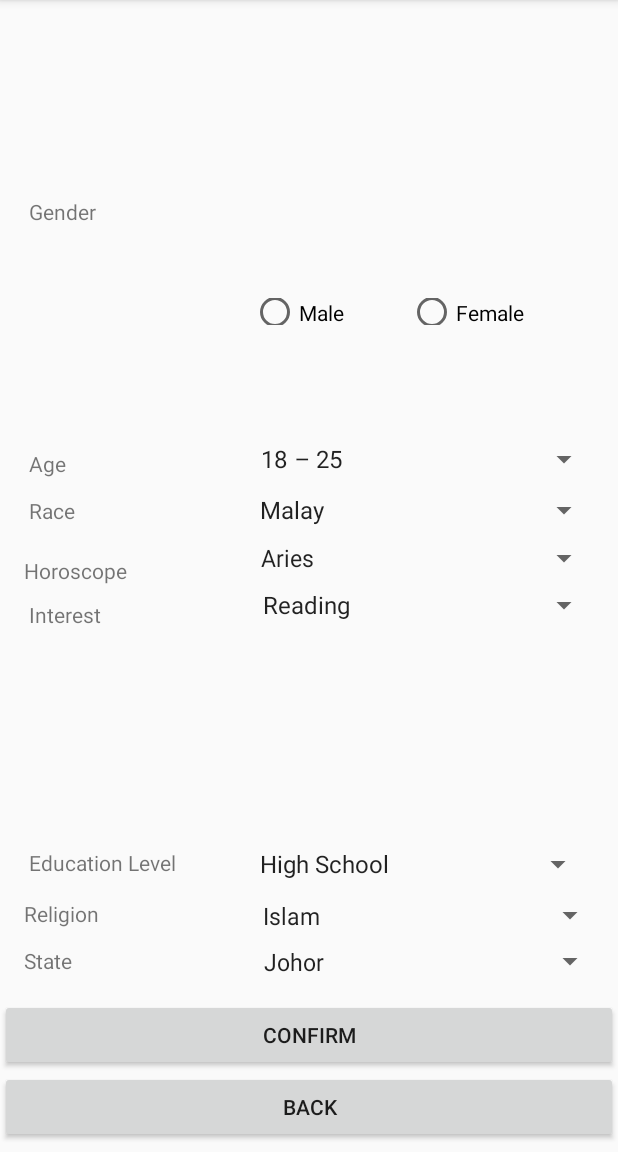
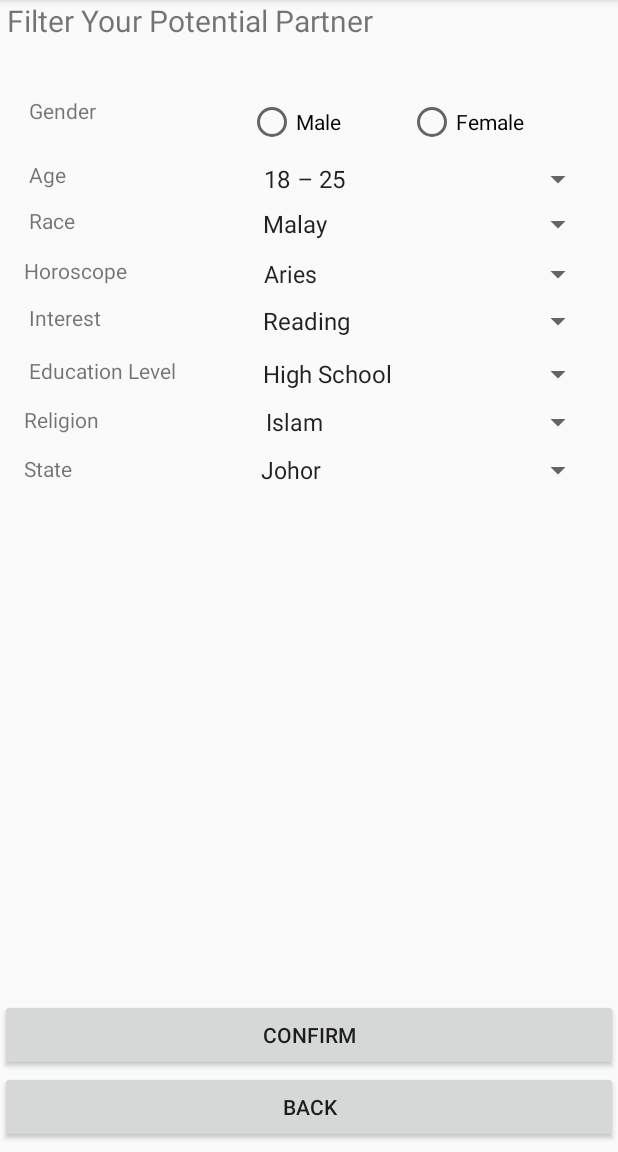
Before and after one commit to zhiweiwong96/abc, an Android app: the FilterActivity screen opened directly, with no data from a screen before it, on a phone screen of 412 x 824 dp, the part 84-1236 px from its top. Run offline under Robolectric (Android 15) with nearby library versions, the phone set to English and light mode, and no system bars; our stand-ins replace Firebase (no records; nobody signed in at launch, a user with empty details on screens opened directly).

Commit message:
change alignment

```diff
--- a/app/src/main/res/layout/activity_filter.xml
+++ b/app/src/main/res/layout/activity_filter.xml
@@ -8,168 +8,38 @@
     tools:layout_editor_absoluteY="81dp">
 
     <TextView
-        android:id="@+id/textView2"
-        android:layout_width="wrap_content"
+        android:id="@+id/title"
+        android:layout_width="0dp"
         android:layout_height="wrap_content"
-        android:layout_marginBottom="12dp"
-        android:layout_marginEnd="122dp"
-        android:layout_marginStart="16dp"
-        android:text=" Age"
-        app:layout_constraintBottom_toTopOf="@+id/textView5"
-        app:layout_constraintEnd_toStartOf="@+id/age"
+        android:fontFamily="sans-serif"
+        android:text=" Filter Your Potential Partner"
+        android:textSize="20sp"
+        app:layout_constraintEnd_toEndOf="parent"
         app:layout_constraintStart_toStartOf="parent"
-        app:layout_constraintTop_toBottomOf="@+id/textView4" />
+        app:layout_constraintTop_toTopOf="parent" />
 
     <TextView
         android:id="@+id/textView4"
         android:layout_width="wrap_content"
-        android:layout_height="0dp"
-        android:layout_marginBottom="13dp"
-        android:layout_marginEnd="103dp"
+        android:layout_height="wrap_content"
+        android:layout_marginEnd="101dp"
         android:layout_marginStart="16dp"
-        android:layout_marginTop="131dp"
+        android:layout_marginTop="64dp"
         android:text=" Gender"
-        app:layout_constraintBottom_toTopOf="@+id/textView2"
         app:layout_constraintEnd_toStartOf="@+id/radioGroup2"
         app:layout_constraintStart_toStartOf="parent"
         app:layout_constraintTop_toTopOf="parent" />
 
-    <TextView
-        android:id="@+id/textView5"
-        android:layout_width="wrap_content"
-        android:layout_height="wrap_content"
-        android:layout_marginBottom="10dp"
-        android:layout_marginEnd="115dp"
-        android:layout_marginStart="16dp"
-        android:text=" Race"
-        app:layout_constraintBottom_toTopOf="@+id/horoscope"
-        app:layout_constraintEnd_toStartOf="@+id/race"
-        app:layout_constraintStart_toStartOf="parent"
-        app:layout_constraintTop_toBottomOf="@+id/textView2" />
-
-    <Spinner
-        android:id="@+id/interest"
-        android:layout_width="0dp"
-        android:layout_height="wrap_content"
-        android:layout_marginEnd="12dp"
-        android:layout_marginTop="7dp"
-        android:entries="@array/interest_arrays"
-        android:prompt="@string/interest_prompt"
-        app:layout_constraintEnd_toEndOf="parent"
-        app:layout_constraintStart_toEndOf="@+id/textView6"
-        app:layout_constraintTop_toBottomOf="@+id/horoscope"/>
-
-    <TextView
-        android:id="@+id/textView6"
-        android:layout_width="wrap_content"
-        android:layout_height="0dp"
-        android:layout_marginBottom="10dp"
-        android:layout_marginEnd="100dp"
-        android:layout_marginStart="16dp"
-        android:text=" Interest"
-        app:layout_constraintBottom_toTopOf="@+id/education"
-        app:layout_constraintEnd_toStartOf="@+id/interest"
-        app:layout_constraintStart_toStartOf="parent"
-        app:layout_constraintTop_toBottomOf="@+id/horoscope" />
-
-    <Spinner
-        android:id="@+id/education"
-        android:layout_width="0dp"
-        android:layout_height="wrap_content"
-        android:layout_marginBottom="11dp"
-        android:layout_marginEnd="16dp"
-        android:entries="@array/education_arrays"
-        android:prompt="@string/education_prompt"
-        app:layout_constraintBottom_toTopOf="@+id/textView11"
-        app:layout_constraintEnd_toEndOf="parent"
-        app:layout_constraintStart_toEndOf="@+id/textView7"
-        app:layout_constraintTop_toBottomOf="@+id/textView6"/>
-
-    <TextView
-        android:id="@+id/textView7"
-        android:layout_width="wrap_content"
-        android:layout_height="wrap_content"
-        android:layout_marginEnd="48dp"
-        android:layout_marginStart="16dp"
-        android:layout_marginTop="11dp"
-        android:text=" Education Level"
-        app:layout_constraintEnd_toStartOf="@+id/education"
-        app:layout_constraintStart_toStartOf="parent"
-        app:layout_constraintTop_toBottomOf="@+id/textView6" />
-
-    <Spinner
-        android:id="@+id/horoscope"
-        android:layout_width="0dp"
-        android:layout_height="wrap_content"
-        android:layout_marginBottom="16dp"
-        android:layout_marginEnd="12dp"
-        android:entries="@array/horoscope_arrays"
-        android:prompt="@string/horoscope_prompt"
-        app:layout_constraintBottom_toTopOf="@+id/textView6"
-        app:layout_constraintEnd_toEndOf="parent"
-        app:layout_constraintStart_toEndOf="@+id/textView8"
-        app:layout_constraintTop_toBottomOf="@+id/textView5"/>
-
-    <TextView
-        android:id="@+id/textView8"
-        android:layout_width="wrap_content"
-        android:layout_height="27dp"
-        android:layout_marginEnd="81dp"
-        android:layout_marginStart="16dp"
-        android:text="Horoscope"
-        app:layout_constraintBottom_toBottomOf="parent"
-        app:layout_constraintEnd_toStartOf="@+id/horoscope"
-        app:layout_constraintStart_toStartOf="parent"
-        app:layout_constraintTop_toTopOf="parent" />
-
-    <Spinner
-        android:id="@+id/race"
-        android:layout_width="0dp"
-        android:layout_height="wrap_content"
-        android:layout_marginBottom="8dp"
-        android:layout_marginEnd="12dp"
-        android:entries="@array/race_arrays"
-        android:prompt="@string/race_prompt"
-        app:layout_constraintBottom_toTopOf="@+id/horoscope"
-        app:layout_constraintEnd_toEndOf="parent"
-        app:layout_constraintStart_toEndOf="@+id/textView5"/>
-
-    <Button
-        android:id="@+id/confirm"
-        android:layout_width="0dp"
-        android:layout_height="wrap_content"
-        android:layout_gravity="center"
-        android:text="confirm"
-        app:layout_constraintBottom_toTopOf="@+id/back"
-        app:layout_constraintEnd_toEndOf="parent"
-        app:layout_constraintStart_toStartOf="parent"
-        app:layout_constraintTop_toBottomOf="@+id/textView12" />
-
-
-    <Button
-        android:id="@+id/back"
-        android:layout_width="0dp"
-        android:layout_height="wrap_content"
-        android:layout_gravity="center"
-        android:layout_marginBottom="6dp"
-        android:text="back"
-        app:layout_constraintBottom_toBottomOf="parent"
-        app:layout_constraintEnd_toEndOf="parent"
-        app:layout_constraintStart_toStartOf="parent"
-        app:layout_constraintTop_toBottomOf="@+id/confirm" />
-
     <RadioGroup
         android:id="@+id/radioGroup2"
         android:layout_width="0dp"
-        android:layout_height="18dp"
-        android:layout_marginBottom="134dp"
-        android:layout_marginEnd="20dp"
-        android:layout_marginTop="134dp"
+        android:layout_height="wrap_content"
+        android:layout_marginBottom="10dp"
+        android:layout_marginEnd="18dp"
         android:orientation="horizontal"
-        app:layout_constraintBottom_toBottomOf="@+id/interest"
+        app:layout_constraintBottom_toTopOf="@+id/age"
         app:layout_constraintEnd_toEndOf="parent"
-        app:layout_constraintStart_toEndOf="@+id/textView4"
-        app:layout_constraintTop_toTopOf="parent">
+        app:layout_constraintStart_toEndOf="@+id/textView4">
 
         <RadioButton
             android:id="@+id/radioButton"
@@ -186,40 +56,171 @@
             android:text="Female" />
     </RadioGroup>
 
+    <TextView
+        android:id="@+id/textView2"
+        android:layout_width="wrap_content"
+        android:layout_height="wrap_content"
+        android:layout_marginEnd="124dp"
+        android:layout_marginStart="16dp"
+        android:layout_marginTop="23dp"
+        android:text=" Age"
+        app:layout_constraintEnd_toStartOf="@+id/age"
+        app:layout_constraintStart_toStartOf="parent"
+        app:layout_constraintTop_toBottomOf="@+id/textView4" />
+
+    <TextView
+        android:id="@+id/textView5"
+        android:layout_width="wrap_content"
+        android:layout_height="wrap_content"
+        android:layout_marginEnd="117dp"
+        android:layout_marginStart="16dp"
+        android:layout_marginTop="11dp"
+        android:text=" Race"
+        app:layout_constraintEnd_toStartOf="@+id/race"
+        app:layout_constraintStart_toStartOf="parent"
+        app:layout_constraintTop_toBottomOf="@+id/textView2" />
+
+    <Spinner
+        android:id="@+id/interest"
+        android:layout_width="0dp"
+        android:layout_height="wrap_content"
+        android:layout_marginEnd="16dp"
+        android:layout_marginTop="7dp"
+        android:entries="@array/interest_arrays"
+        android:prompt="@string/interest_prompt"
+        app:layout_constraintEnd_toEndOf="parent"
+        app:layout_constraintStart_toEndOf="@+id/textView6"
+        app:layout_constraintTop_toBottomOf="@+id/horoscope" />
+
+    <TextView
+        android:id="@+id/textView6"
+        android:layout_width="wrap_content"
+        android:layout_height="wrap_content"
+        android:layout_marginEnd="100dp"
+        android:layout_marginStart="16dp"
+        android:layout_marginTop="12dp"
+        android:text=" Interest"
+        app:layout_constraintEnd_toStartOf="@+id/interest"
+        app:layout_constraintStart_toStartOf="parent"
+        app:layout_constraintTop_toBottomOf="@+id/textView8" />
+
+    <Spinner
+        android:id="@+id/education"
+        android:layout_width="0dp"
+        android:layout_height="wrap_content"
+        android:layout_marginEnd="16dp"
+        android:layout_marginTop="11dp"
+        android:entries="@array/education_arrays"
+        android:prompt="@string/education_prompt"
+        app:layout_constraintEnd_toEndOf="parent"
+        app:layout_constraintStart_toEndOf="@+id/textView7"
+        app:layout_constraintTop_toBottomOf="@+id/interest" />
+
+    <TextView
+        android:id="@+id/textView7"
+        android:layout_width="wrap_content"
+        android:layout_height="wrap_content"
+        android:layout_marginEnd="50dp"
+        android:layout_marginStart="16dp"
+        android:layout_marginTop="16dp"
+        android:text=" Education Level"
+        app:layout_constraintEnd_toStartOf="@+id/education"
+        app:layout_constraintStart_toStartOf="parent"
+        app:layout_constraintTop_toBottomOf="@+id/textView6" />
+
+    <Spinner
+        android:id="@+id/horoscope"
+        android:layout_width="0dp"
+        android:layout_height="wrap_content"
+        android:layout_marginEnd="16dp"
+        android:layout_marginTop="9dp"
+        android:entries="@array/horoscope_arrays"
+        android:prompt="@string/horoscope_prompt"
+        app:layout_constraintEnd_toEndOf="parent"
+        app:layout_constraintStart_toEndOf="@+id/textView8"
+        app:layout_constraintTop_toBottomOf="@+id/race" />
+
+    <TextView
+        android:id="@+id/textView8"
+        android:layout_width="wrap_content"
+        android:layout_height="wrap_content"
+        android:layout_marginEnd="83dp"
+        android:layout_marginStart="16dp"
+        android:layout_marginTop="14dp"
+        android:text="Horoscope"
+        app:layout_constraintEnd_toStartOf="@+id/horoscope"
+        app:layout_constraintStart_toStartOf="parent"
+        app:layout_constraintTop_toBottomOf="@+id/textView5" />
+
+    <Spinner
+        android:id="@+id/race"
+        android:layout_width="0dp"
+        android:layout_height="wrap_content"
+        android:layout_marginEnd="16dp"
+        android:layout_marginTop="6dp"
+        android:entries="@array/race_arrays"
+        android:prompt="@string/race_prompt"
+        app:layout_constraintEnd_toEndOf="parent"
+        app:layout_constraintStart_toEndOf="@+id/textView5"
+        app:layout_constraintTop_toBottomOf="@+id/age" />
+
+    <Button
+        android:id="@+id/confirm"
+        android:layout_width="0dp"
+        android:layout_height="wrap_content"
+        android:layout_gravity="center"
+        android:layout_marginBottom="54dp"
+        android:text="confirm"
+        app:layout_constraintBottom_toBottomOf="parent"
+        app:layout_constraintEnd_toEndOf="parent"
+        app:layout_constraintStart_toStartOf="parent" />
+
+
+    <Button
+        android:id="@+id/back"
+        android:layout_width="0dp"
+        android:layout_height="wrap_content"
+        android:layout_gravity="center"
+        android:text="back"
+        app:layout_constraintEnd_toEndOf="parent"
+        app:layout_constraintStart_toStartOf="parent"
+        app:layout_constraintTop_toBottomOf="@+id/confirm" />
+
+
     <Spinner
         android:id="@+id/age"
         android:layout_width="0dp"
         android:layout_height="wrap_content"
-        android:layout_marginBottom="10dp"
-        android:layout_marginEnd="12dp"
+        android:layout_marginBottom="105dp"
+        android:layout_marginEnd="16dp"
+        android:layout_marginTop="106dp"
         android:entries="@array/age_arrays"
         android:prompt="@string/age_prompt"
-        app:layout_constraintBottom_toTopOf="@+id/race"
+        app:layout_constraintBottom_toTopOf="@+id/textView7"
         app:layout_constraintEnd_toEndOf="parent"
-        app:layout_constraintStart_toEndOf="@+id/textView2"/>
+        app:layout_constraintStart_toEndOf="@+id/textView2"
+        app:layout_constraintTop_toTopOf="parent" />
 
     <TextView
         android:id="@+id/textView11"
         android:layout_width="wrap_content"
         android:layout_height="wrap_content"
-        android:layout_marginBottom="12dp"
-        android:layout_marginEnd="101dp"
+        android:layout_marginEnd="103dp"
         android:layout_marginStart="16dp"
+        android:layout_marginTop="13dp"
         android:text="Religion"
-        app:layout_constraintBottom_toTopOf="@+id/textView12"
         app:layout_constraintEnd_toStartOf="@+id/religion"
         app:layout_constraintStart_toStartOf="parent"
-        app:layout_constraintTop_toBottomOf="@+id/education" />
+        app:layout_constraintTop_toBottomOf="@+id/textView7" />
 
     <TextView
         android:id="@+id/textView12"
         android:layout_width="wrap_content"
         android:layout_height="wrap_content"
-        android:layout_marginBottom="16dp"
-        android:layout_marginEnd="120dp"
+        android:layout_marginEnd="118dp"
         android:layout_marginStart="16dp"
+        android:layout_marginTop="13dp"
         android:text="State"
-        app:layout_constraintBottom_toTopOf="@+id/confirm"
         app:layout_constraintEnd_toStartOf="@+id/states"
         app:layout_constraintStart_toStartOf="parent"
         app:layout_constraintTop_toBottomOf="@+id/textView11" />
@@ -227,30 +228,26 @@
     <Spinner
         android:id="@+id/religion"
         android:layout_width="0dp"
-        android:layout_height="26dp"
-        android:layout_marginBottom="31dp"
-        android:layout_marginEnd="8dp"
-        android:layout_marginTop="32dp"
+        android:layout_height="wrap_content"
+        android:layout_marginEnd="16dp"
+        android:layout_marginTop="8dp"
         android:entries="@array/religion_arrays"
         android:prompt="@string/religion_prompt"
-        app:layout_constraintBottom_toBottomOf="@+id/states"
         app:layout_constraintEnd_toEndOf="parent"
         app:layout_constraintStart_toEndOf="@+id/textView11"
-        app:layout_constraintTop_toTopOf="@+id/textView7" />
+        app:layout_constraintTop_toBottomOf="@+id/education" />
 
     <Spinner
         android:id="@+id/states"
         android:layout_width="0dp"
-        android:layout_height="27dp"
-        android:layout_marginBottom="59dp"
-        android:layout_marginEnd="8dp"
-        android:layout_marginTop="63dp"
+        android:layout_height="wrap_content"
+        android:layout_marginEnd="16dp"
+        android:layout_marginTop="8dp"
         android:entries="@array/states_arrays"
         android:prompt="@string/states_prompt"
-        app:layout_constraintBottom_toBottomOf="@+id/confirm"
         app:layout_constraintEnd_toEndOf="parent"
         app:layout_constraintStart_toEndOf="@+id/textView12"
-        app:layout_constraintTop_toTopOf="@+id/education" />
+        app:layout_constraintTop_toBottomOf="@+id/religion" />
 
 
 </android.support.constraint.ConstraintLayout>
```
Also changed, not shown: app/src/main/res/layout/activity_settings.xml (+84 -80 lines).
